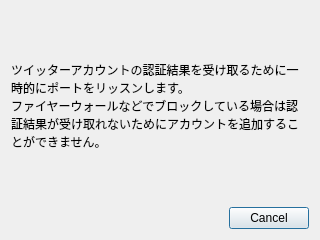
This is accountaddpopup.ui in sharkpp/Jugemutter as Qt 5 draws it before an edit. The edited form follows.
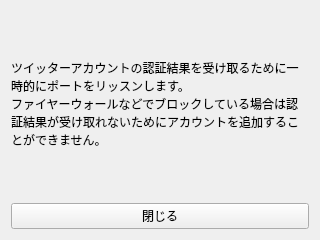
This is the edited form.

Diff of the .ui file:
```diff
--- a/accountaddpopup.ui
+++ b/accountaddpopup.ui
@@ -16,6 +16,12 @@
   <layout class="QVBoxLayout" name="verticalLayout_2">
    <item>
     <widget class="QLabel" name="label">
+     <property name="sizePolicy">
+      <sizepolicy hsizetype="Preferred" vsizetype="Preferred">
+       <horstretch>0</horstretch>
+       <verstretch>0</verstretch>
+      </sizepolicy>
+     </property>
      <property name="text">
       <string>ツイッターアカウントの認証結果を受け取るために一時的にポートをリッスンします。
 ファイヤーウォールなどでブロックしている場合は認証結果が受け取れないためにアカウントを追加することができません。</string>
@@ -23,15 +29,27 @@
      <property name="textFormat">
       <enum>Qt::PlainText</enum>
      </property>
+     <property name="alignment">
+      <set>Qt::AlignLeading|Qt::AlignLeft|Qt::AlignVCenter</set>
+     </property>
      <property name="wordWrap">
       <bool>true</bool>
      </property>
     </widget>
    </item>
    <item>
-    <widget class="QDialogButtonBox" name="buttonBox">
-     <property name="standardButtons">
-      <set>QDialogButtonBox::Cancel</set>
+    <widget class="QPushButton" name="pushButton">
+     <property name="sizePolicy">
+      <sizepolicy hsizetype="Minimum" vsizetype="Fixed">
+       <horstretch>0</horstretch>
+       <verstretch>0</verstretch>
+      </sizepolicy>
+     </property>
+     <property name="text">
+      <string>閉じる</string>
+     </property>
+     <property name="autoDefault">
+      <bool>false</bool>
      </property>
     </widget>
    </item>
```
Left out of the diff: 19 changed lines with no effect on the pictures.
